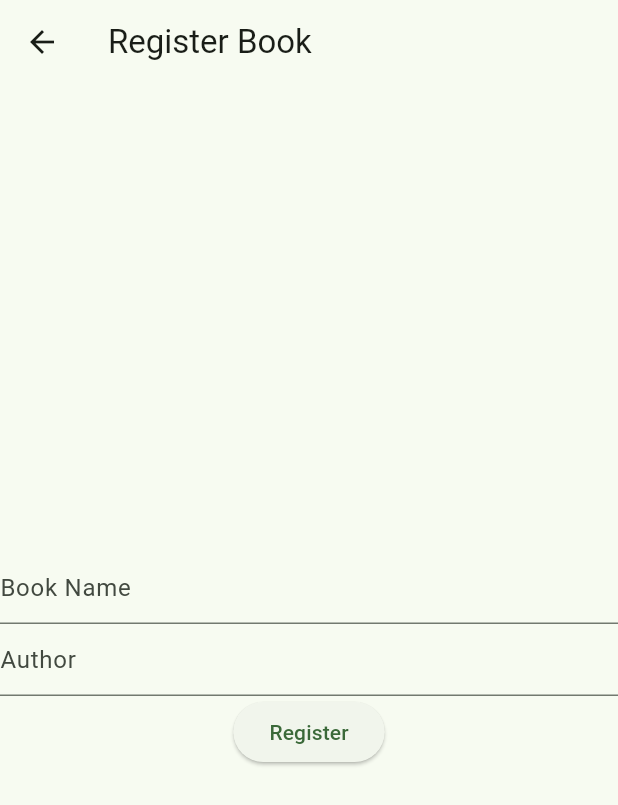
After one commit to sj-h4/mokuroku, a Flutter app: the RegisterBook screen opened directly, after a tap on "Register", on a phone screen of 412 x 824 dp. The commit adds this screen. Shown: the top 805 px of the screen. Run offline on Flutter 3.47's test engine with Material 2 defaults, Android fonts, the phone set to English and light mode, and no system bars; our stand-ins replace flutter_hooks, freezed_annotation, hooks_riverpod, isar, riverpod_annotation; accounts and stored records are empty; generated files the repository leaves out were written again.

Commit message:
Add register page

```diff
--- a/lib/features/BookList/ui/book_list.dart
+++ b/lib/features/BookList/ui/book_list.dart
@@ -1,5 +1,4 @@
-import 'package:flutter/material.dart';
-import 'package:hooks_riverpod/hooks_riverpod.dart';
+import 'ui.dart';
 import 'package:mokuroku/features/BookList/data/book_repository.dart';
 import 'package:mokuroku/features/BookList/providers/books_provider.dart';
 
--- /dev/null
+++ b/lib/features/BookList/ui/register_book.dart
@@ -0,0 +1,44 @@
+import 'package:flutter_hooks/flutter_hooks.dart';
+import 'package:mokuroku/features/BookList/data/book_repository.dart';
+
+import 'ui.dart';
+
+class RegisterBook extends HookConsumerWidget {
+  const RegisterBook({super.key});
+  @override
+  Widget build(BuildContext context, WidgetRef ref) {
+    final titleController = useTextEditingController(text: '');
+    final authorController = useTextEditingController(text: '');
+    return Scaffold(
+        appBar: AppBar(
+          title: const Text('Register Book'),
+        ),
+        body: Center(
+          child: Column(
+            mainAxisAlignment: MainAxisAlignment.center,
+            children: [
+              TextField(
+                controller: titleController,
+                decoration: const InputDecoration(
+                  hintText: 'Book Name',
+                ),
+              ),
+              TextField(
+                controller: authorController,
+                decoration: const InputDecoration(
+                  hintText: 'Author',
+                ),
+              ),
+              ElevatedButton(
+                onPressed: () {
+                  ref.read(bookRepositoryProvider.future).then((value) {
+                    value.addBook(titleController.text, authorController.text);
+                  });
+                },
+                child: const Text('Register'),
+              ),
+            ],
+          ),
+        ));
+  }
+}
--- /dev/null
+++ b/lib/features/BookList/ui/ui.dart
@@ -0,0 +1,2 @@
+export 'package:flutter/material.dart';
+export 'package:hooks_riverpod/hooks_riverpod.dart';
```
Also changed, not shown: pubspec.lock, 3 other files.
